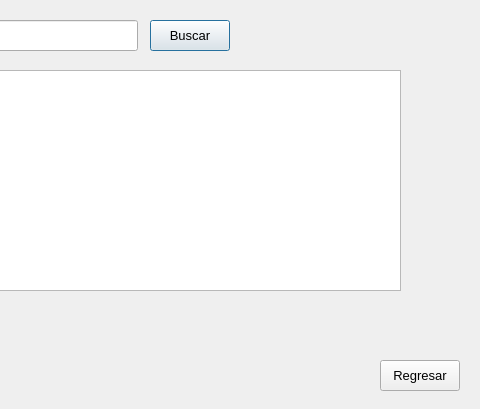
Before: the Qt Designer form PAF_GUI/PAF_GRAFICA/gestionaratendidos.ui in JMOrbegoso/USS-2021-II-PP, drawn with Qt 5; both pictures show x 290 to 770 and y 0 to 409 of the 770 by 409 pixel window.
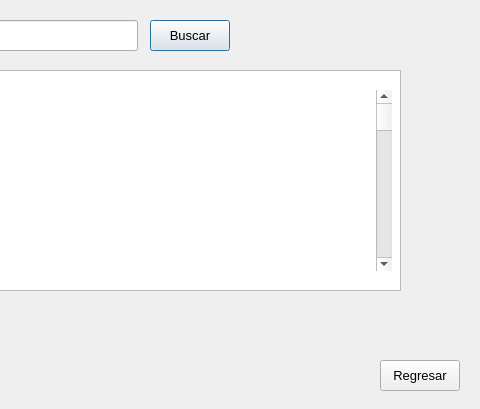
After: the same form once the commit is applied.

Diff of the .ui file:
```diff
--- a/PAF_GUI/PAF_GRAFICA/gestionaratendidos.ui
+++ b/PAF_GUI/PAF_GRAFICA/gestionaratendidos.ui
@@ -105,6 +105,19 @@
     </rect>
    </property>
   </widget>
+  <widget class="QScrollBar" name="verticalScrollBar">
+   <property name="geometry">
+    <rect>
+     <x>666</x>
+     <y>90</y>
+     <width>16</width>
+     <height>181</height>
+    </rect>
+   </property>
+   <property name="orientation">
+    <enum>Qt::Vertical</enum>
+   </property>
+  </widget>
  </widget>
  <resources/>
  <connections/>
```
